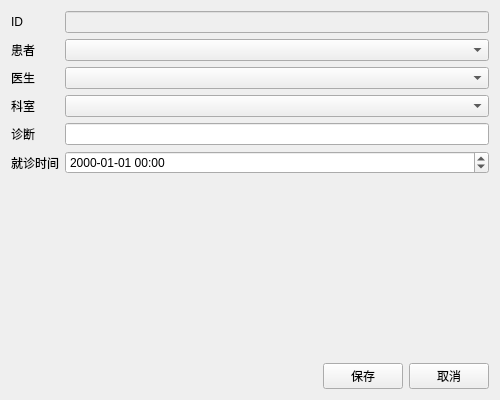
Above: medicalrecordeditview.ui from hanzhuk/FinalLab before the change. Below: the same form after it.
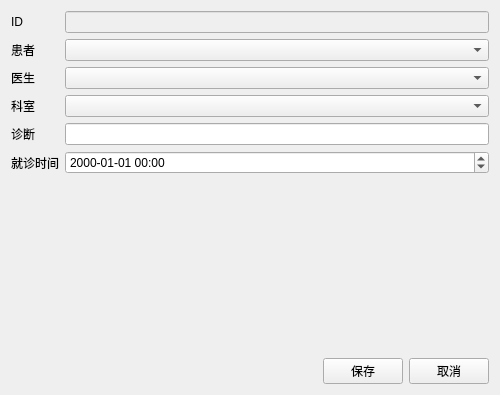
That is the form after the change.

Commit message: 优化总体界面+

Patch:
```diff
--- a/medicalrecordeditview.ui
+++ b/medicalrecordeditview.ui
@@ -7,7 +7,7 @@
     <x>0</x>
     <y>0</y>
     <width>500</width>
-    <height>400</height>
+    <height>395</height>
    </rect>
   </property>
   <property name="windowTitle">
```
Left out of the diff: 2 changed lines with no effect on the pictures. The commit also changes 1 other file.
